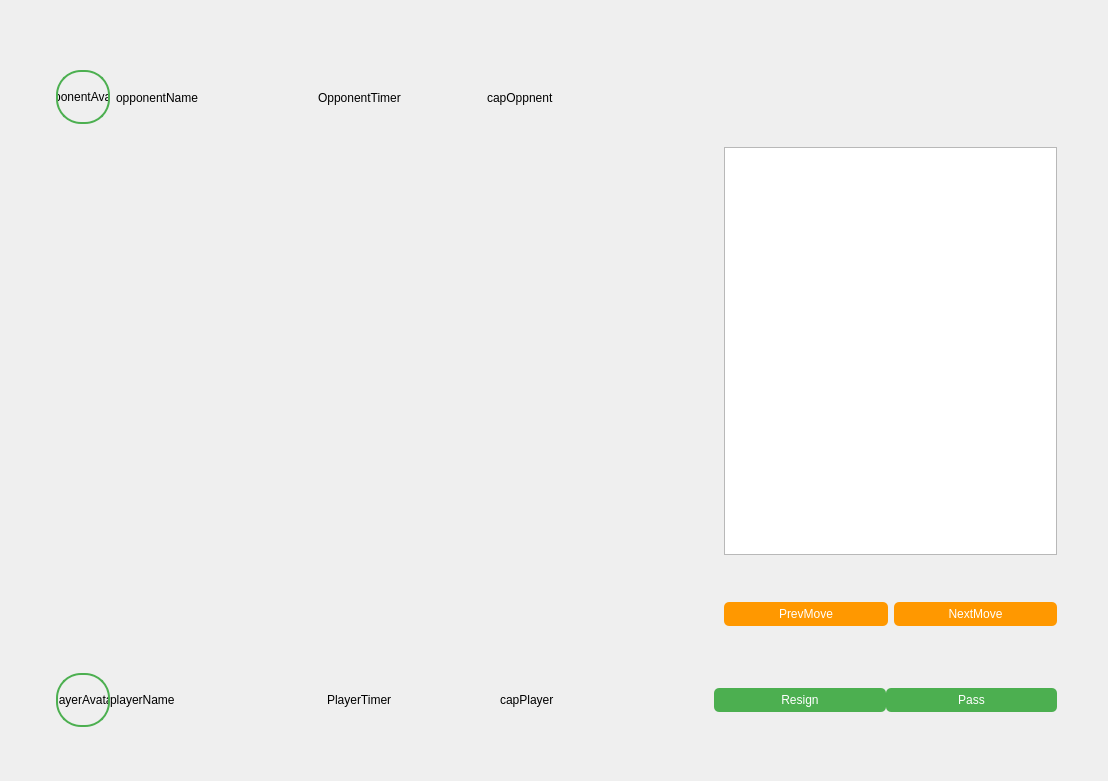
Qt form interface/Go_app/ui/game_windowPvP.ui (gZEVI-1/OS_GO) before a commit.
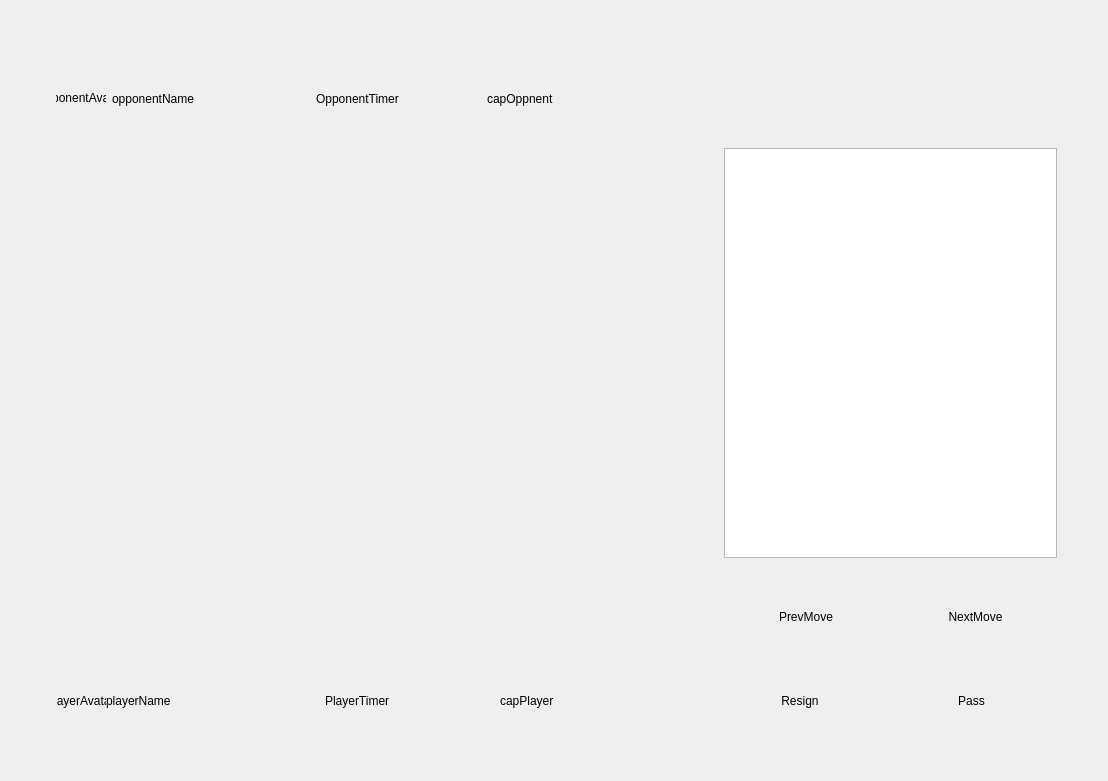
The same form after that commit. Custom widgets are drawn as their Qt base class.

Patch:
```diff
--- a/interface/Go_app/ui/game_windowPvP.ui
+++ b/interface/Go_app/ui/game_windowPvP.ui
@@ -50,18 +50,13 @@
           <widget class="QPushButton" name="opponentAvatar">
            <property name="styleSheet">
             <string notr="true">QPushButton#opponentAvatar {
-    border: 2px solid #4CAF50;           /* зеленая рамка */
-    border-radius: 25px;                  /* половина от ширины/высоты */
-    background-color: transparent;        /* прозрачный фон */
-    min-width: 50px;                      /* фиксированный размер */
+    border-radius: 25px;
+    min-width: 50px;
     min-height: 50px;
     max-width: 50px;
     max-height: 50px;
 }
-
-/* Эффект при наведении */
-QPushButton#opponentAvatar:hover{
-    border-color: #FF9800;                 /* оранжевая рамка при наведении */
+QPushButton#opponentAvatar:hover {
     opacity: 0.8;
 }</string>
            </property>
@@ -199,9 +194,7 @@
               <widget class="QPushButton" name="buttonPrevMove">
                <property name="styleSheet">
                 <string notr="true">QPushButton#buttonPrevMove {
-    background-color: #FF9800;
     border-radius: 5px;
-    color: white;
     padding: 5px 20px;
     font-size: 12px;
 }
@@ -219,9 +212,7 @@
               <widget class="QPushButton" name="buttonNextMove">
                <property name="styleSheet">
                 <string notr="true">QPushButton#buttonNextMove {
-    background-color: #FF9800;
     border-radius: 5px;
-    color: white;
     padding: 5px 20px;
     font-size: 12px;
 }
@@ -293,18 +284,13 @@
           <widget class="QPushButton" name="playerAvatar">
            <property name="styleSheet">
             <string notr="true">QPushButton#playerAvatar {
-    border: 2px solid #4CAF50;           /* зеленая рамка */
-    border-radius: 25px;                  /* половина от ширины/высоты */
-    background-color: transparent;        /* прозрачный фон */
-    min-width: 50px;                      /* фиксированный размер */
+    border-radius: 25px;
+    min-width: 50px;
     min-height: 50px;
     max-width: 50px;
     max-height: 50px;
 }
-
-/* Эффект при наведении */
-QPushButton#playerAvatar:hover{
-    border-color: #FF9800;                 /* оранжевая рамка при наведении */
+QPushButton#playerAvatar:hover {
     opacity: 0.8;
 }</string>
            </property>
@@ -383,9 +369,7 @@
             <widget class="QPushButton" name="buttonResign">
              <property name="styleSheet">
               <string notr="true">QPushButton#buttonResign {
-    background-color: #4CAF50;
     border-radius: 5px;
-    color: white;
     padding: 5px 15px;
     font-size: 12px;
 }
@@ -403,9 +387,7 @@
             <widget class="QPushButton" name="buttonPass">
              <property name="styleSheet">
               <string notr="true">QPushButton#buttonPass {
-    background-color: #4CAF50;
     border-radius: 5px;
-    color: white;
     padding: 5px 15px;
     font-size: 12px;
 }
```
Left out of the diff: 4 changed lines with no effect on the pictures.
